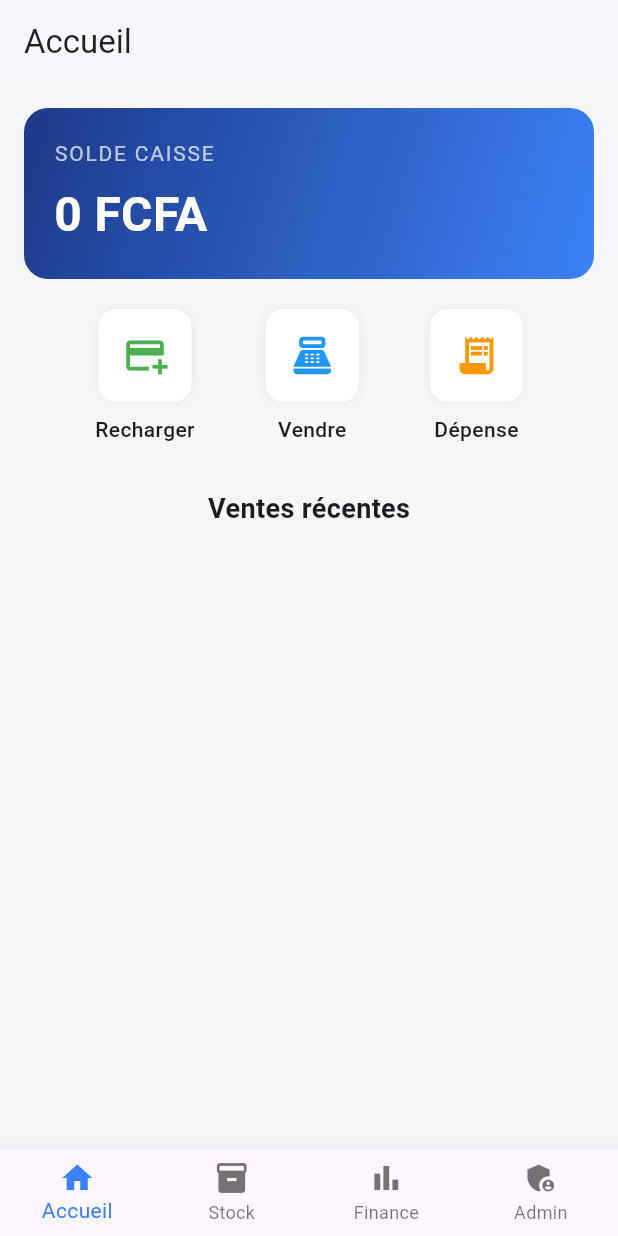
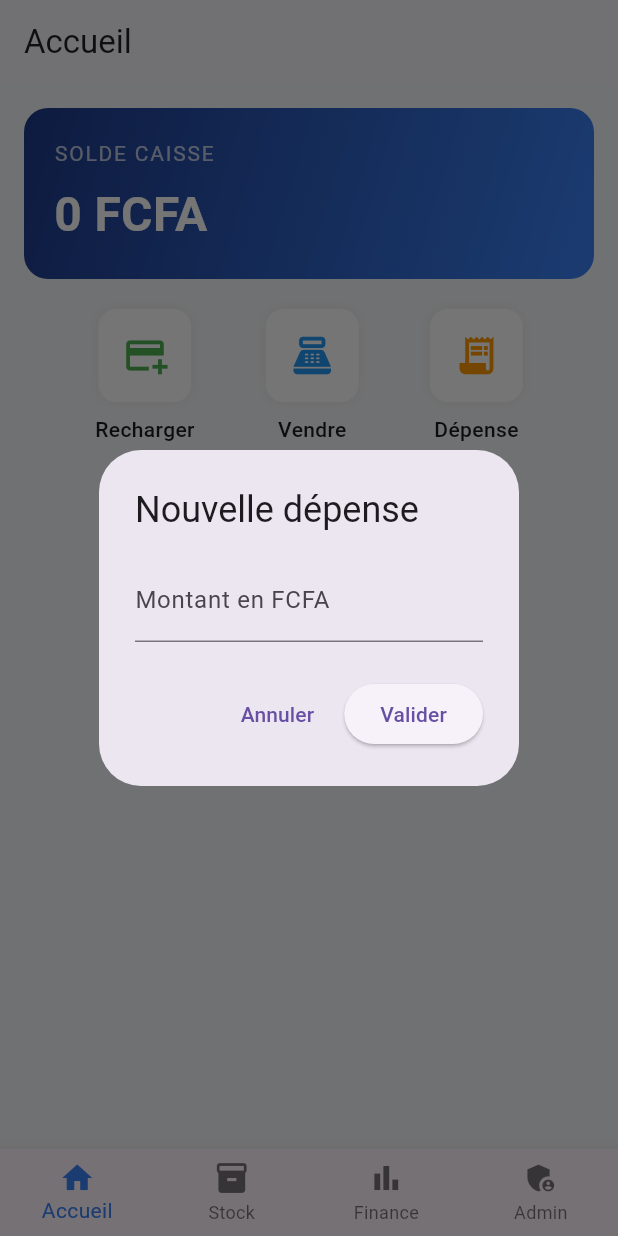
Before and after one commit to hadjabarr4-lang/mon_app_facturation, a Flutter app: the screen it shows after launch, after a tap on "Dépense", on a phone screen of 412 x 824 dp. Run offline on Flutter 3.47's test engine with Material 3 defaults, Android fonts, the phone set to English and light mode, and no system bars; our stand-ins replace image_picker, sqflite; missing offline and left inert: mobile_scanner; accounts and stored records are empty.

Commit message:
Mise a jour des fonctions recharger et depense

```diff
--- a/lib/screens/accueil/accueil_screen.dart
+++ b/lib/screens/accueil/accueil_screen.dart
@@ -1,6 +1,5 @@
 import 'package:flutter/material.dart';
 import '../../services/finance_service.dart';
-// Importez vos services si nécessaire (vente_service, etc.)
 
 class AccueilScreen extends StatefulWidget {
   const AccueilScreen({Key? key}) : super(key: key);
@@ -29,17 +28,18 @@ class _AccueilScreenState extends State<AccueilScreen> {
       });
     } catch (e) {
       setState(() => _isLoading = false);
-      debugPrint("Erreur de chargement : $e");
+      debugPrint("Erreur chargement : $e");
     }
   }
 
-  Future<void> _recharger() async {
+  // Fonction générique pour afficher la fenêtre de saisie
+  Future<void> _afficherFenetre(String titre, String action) async {
     final ctrl = TextEditingController();
 
     await showDialog(
       context: context,
       builder: (dialogContext) => AlertDialog(
-        title: const Text('Recharger la caisse'),
+        title: Text(titre),
         content: TextField(
           controller: ctrl,
           keyboardType: TextInputType.number,
@@ -55,16 +55,22 @@ class _AccueilScreenState extends State<AccueilScreen> {
               final m = double.tryParse(ctrl.text) ?? 0;
               if (m > 0) {
                 try {
-                  await FinanceService.recharger(m, 'Recharge manuelle');
+                  // On appelle la bonne fonction selon le bouton cliqué
+                  if (action == 'recharger') {
+                    await FinanceService.recharger(m, 'Recharge manuelle');
+                  } else if (action == 'depense') {
+                    await FinanceService.depenser(m, 'Dépense manuelle');
+                  } else if (action == 'vendre') {
+                    await FinanceService.vendre(m, 'Espèces');
+                  }
+
                   ctrl.clear();
-
                   if (dialogContext.mounted) Navigator.pop(dialogContext);
-
                   _charger(); // Rafraîchir le solde
 
                 } catch (e) {
                   ScaffoldMessenger.of(dialogContext).showSnackBar(
-                    SnackBar(content: Text('Erreur : $e')),
+                    SnackBar(content: Text('Erreur DB : $e')),
                   );
                 }
               }
@@ -78,7 +84,6 @@ class _AccueilScreenState extends State<AccueilScreen> {
 
   @override
   Widget build(BuildContext context) {
-    // Si vous voulez remettre votre beau design, c'est ici qu'il faut le placer.
     return Scaffold(
       backgroundColor: const Color(0xFFF5F6F8),
       appBar: AppBar(
@@ -126,23 +131,21 @@ class _AccueilScreenState extends State<AccueilScreen> {
                   Row(
                     mainAxisAlignment: MainAxisAlignment.spaceEvenly,
                     children: [
-                      _buildActionBtn("Recharger", Icons.add_card, Colors.green, _recharger),
-                      _buildActionBtn("Vendre", Icons.point_of_sale, Colors.blue, () {}), // À lier plus tard
-                      _buildActionBtn("Dépense", Icons.receipt_long, Colors.orange, () {}), // À lier plus tard
+                      _buildActionBtn("Recharger", Icons.add_card, Colors.green, () => _afficherFenetre('Recharger la caisse', 'recharger')),
+                      _buildActionBtn("Vendre", Icons.point_of_sale, Colors.blue, () => _afficherFenetre('Nouvelle vente', 'vendre')),
+                      _buildActionBtn("Dépense", Icons.receipt_long, Colors.orange, () => _afficherFenetre('Nouvelle dépense', 'depense')),
                     ],
                   ),
 
                   const SizedBox(height: 30),
                   const Text("Ventes récentes", style: TextStyle(fontSize: 18, fontWeight: FontWeight.bold)),
                   const SizedBox(height: 16),
-                  // Emplacement pour votre liste de ventes
                 ],
               ),
             ),
     );
   }
 
-  // Petit widget pour faire les boutons proprement
   Widget _buildActionBtn(String title, IconData icon, Color color, VoidCallback onTap) {
     return InkWell(
       onTap: onTap,
--- a/lib/services/finance_service.dart
+++ b/lib/services/finance_service.dart
@@ -1,40 +1,32 @@
 import 'database_service.dart';
 
 class FinanceService {
-  /// Chiffre d'affaires total
-  static Future<double> chiffreAffaires() async {
+  // Calcul du solde sécurisé
+  static Future<double> soldeCaisse() async {
     final db = await DatabaseService.database;
-    final r = await db.rawQuery('SELECT SUM(montant_total) as t FROM ventes');
-    return (r.first['t'] as num?)?.toDouble() ?? 0;
+    double totalRecharges = 0;
+    double totalVentes = 0;
+    double totalDepenses = 0;
+
+    try {
+      final r1 = await db.rawQuery('SELECT SUM(montant) as t FROM recharges');
+      totalRecharges = (r1.first['t'] as num?)?.toDouble() ?? 0;
+    } catch (e) { print("Erreur recharges: $e"); }
+
+    try {
+      final r2 = await db.rawQuery('SELECT SUM(montant_total) as t FROM ventes');
+      totalVentes = (r2.first['t'] as num?)?.toDouble() ?? 0;
+    } catch (e) { print("Erreur ventes: $e"); }
+
+    try {
+      final r3 = await db.rawQuery('SELECT SUM(montant) as t FROM depenses');
+      totalDepenses = (r3.first['t'] as num?)?.toDouble() ?? 0;
+    } catch (e) { print("Erreur depenses: $e"); }
+
+    return totalRecharges + totalVentes - totalDepenses;
   }
 
-  /// Total des dépenses
-  static Future<double> totalDepenses() async {
-    final db = await DatabaseService.database;
-    final r = await db.rawQuery('SELECT SUM(montant) as t FROM depenses');
-    return (r.first['t'] as num?)?.toDouble() ?? 0;
-  }
-
-  /// Bénéfice = CA - Dépenses
-  static Future<double> benefice() async {
-    final ca = await chiffreAffaires();
-    final dep = await totalDepenses();
-    return ca - dep;
-  }
-
-  /// Solde caisse = Recharges + Ventes encaissées - Dépenses
-  static Future<double> soldeCaisse() async {
-    final db = await DatabaseService.database;
-    final r1 = await db.rawQuery('SELECT SUM(montant) as t FROM recharges');
-    final r2 = await db.rawQuery('SELECT SUM(montant_total) as t FROM ventes WHERE type_vente = "normal"');
-    final r3 = await db.rawQuery('SELECT SUM(montant) as t FROM depenses');
-    final recharges = (r1.first['t'] as num?)?.toDouble() ?? 0;
-    final ventes = (r2.first['t'] as num?)?.toDouble() ?? 0;
-    final depenses = (r3.first['t'] as num?)?.toDouble() ?? 0;
-    return recharges + ventes - depenses;
-  }
-
-  /// Ajouter une recharge
+  // Ajouter une recharge
   static Future<void> recharger(double montant, String description) async {
     final db = await DatabaseService.database;
     await db.insert('recharges', {
@@ -45,14 +37,24 @@ class FinanceService {
     });
   }
 
-  /// Ajouter une dépense
-  static Future<void> ajouterDepense(String description, double montant, String categorie) async {
+  // Ajouter une dépense
+  static Future<void> depenser(double montant, String description) async {
     final db = await DatabaseService.database;
     await db.insert('depenses', {
       'id': DateTime.now().millisecondsSinceEpoch.toString(),
+      'montant': montant,
       'description': description,
-      'montant': montant,
-      'categorie': categorie,
+      'date': DateTime.now().toIso8601String(),
+    });
+  }
+
+  // Ajouter une vente (simplifiée)
+  static Future<void> vendre(double montantTotal, String modePaiement) async {
+    final db = await DatabaseService.database;
+    await db.insert('ventes', {
+      'id': DateTime.now().millisecondsSinceEpoch.toString(),
+      'montant_total': montantTotal,
+      'mode_paiement': modePaiement,
       'date': DateTime.now().toIso8601String(),
     });
   }
```
